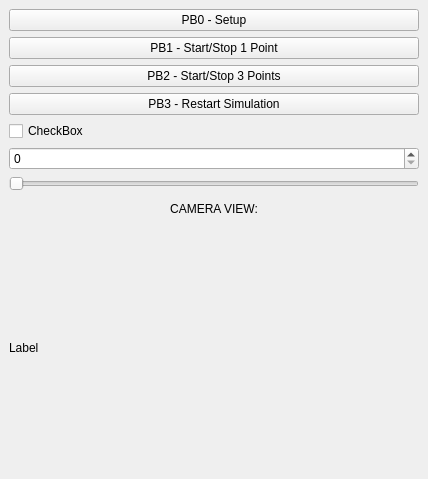
This is RWStudio_plug-ins/SamplePluginPA10/src/SamplePlugin.ui in CVH95/Verona as Qt 5 draws it before an edit. The edited form follows.
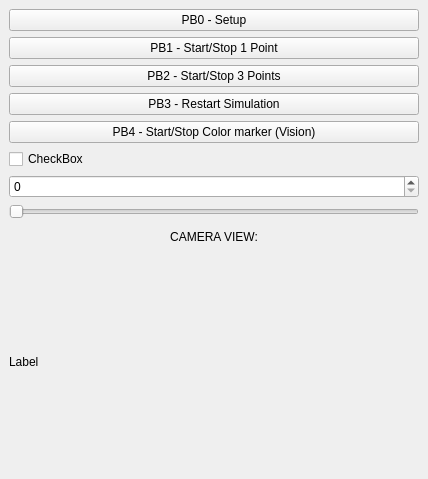
This is the edited form.

The edit to the form file:
```diff
--- a/RWStudio_plug-ins/SamplePluginPA10/src/SamplePlugin.ui
+++ b/RWStudio_plug-ins/SamplePluginPA10/src/SamplePlugin.ui
@@ -45,6 +45,13 @@
         </property>
        </widget>
       </item>
+      <item>
+       <widget class="QPushButton" name="_btn4">
+        <property name="text">
+         <string>PB4 - Start/Stop Color marker (Vision)</string>
+        </property>
+       </widget>
+      </item>
       <item>
        <widget class="QCheckBox" name="_checkBox">
         <property name="text">
```
